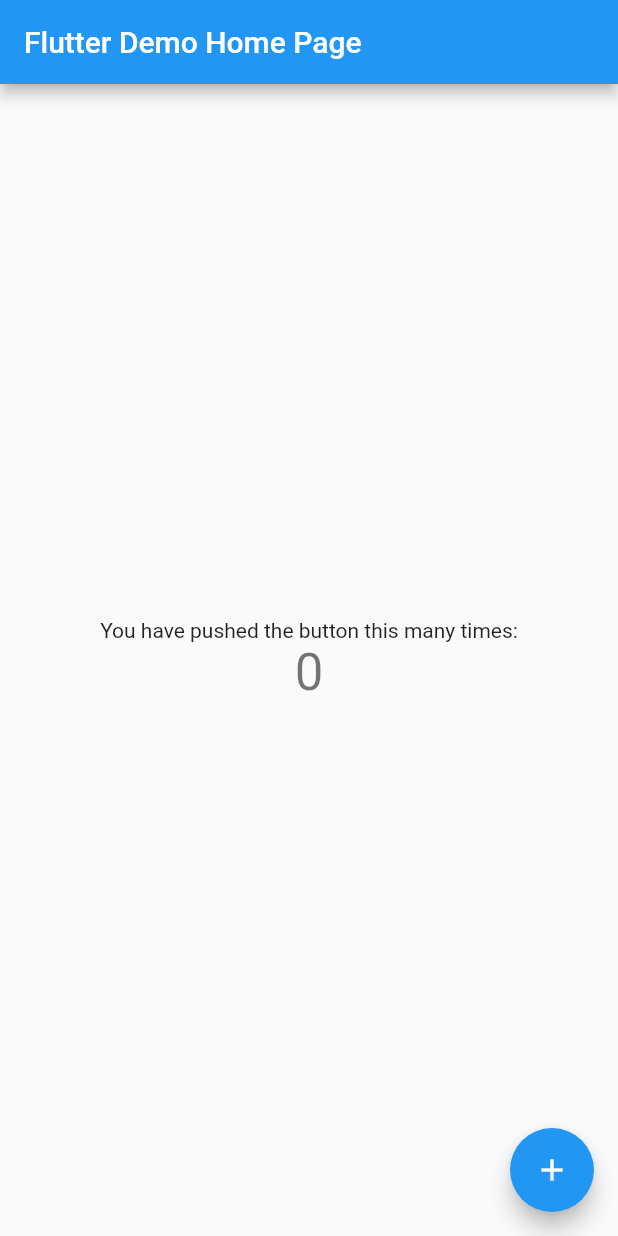
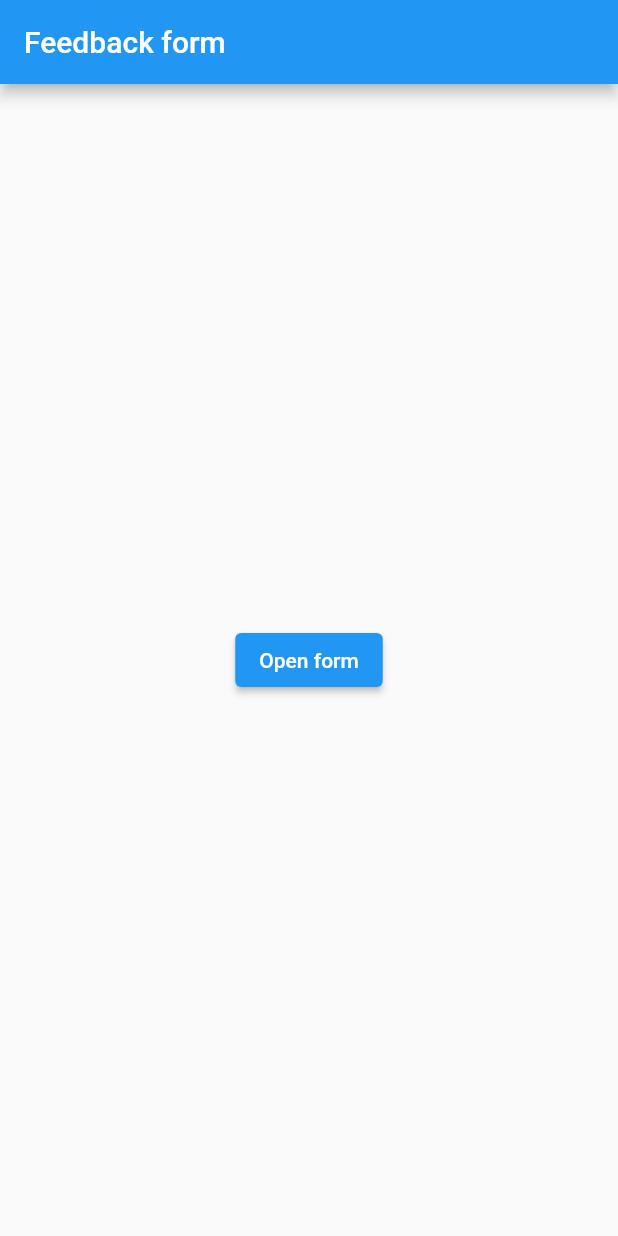
Before and after one commit to svprdga/flutter_firebase_feedback_form, a Flutter app: the screen it shows after launch, on a phone screen of 412 x 824 dp. Run offline on Flutter 3.47's test engine with Material 2 defaults, Android fonts, the phone set to English and light mode, and no system bars.

Commit message:
Create base app

```diff
--- a/lib/main.dart
+++ b/lib/main.dart
@@ -1,115 +1,96 @@
 import 'package:flutter/material.dart';
 
 void main() {
-  runApp(const MyApp());
+  runApp(const App());
 }
 
-class MyApp extends StatelessWidget {
-  const MyApp({Key? key}) : super(key: key);
+class App extends StatelessWidget {
+  const App({Key? key}) : super(key: key);
 
-  // This widget is the root of your application.
   @override
   Widget build(BuildContext context) {
-    return MaterialApp(
-      title: 'Flutter Demo',
-      theme: ThemeData(
-        // This is the theme of your application.
-        //
-        // Try running your application with "flutter run". You'll see the
-        // application has a blue toolbar. Then, without quitting the app, try
-        // changing the primarySwatch below to Colors.green and then invoke
-        // "hot reload" (press "r" in the console where you ran "flutter run",
-        // or simply save your changes to "hot reload" in a Flutter IDE).
-        // Notice that the counter didn't reset back to zero; the application
-        // is not restarted.
-        primarySwatch: Colors.blue,
-      ),
-      home: const MyHomePage(title: 'Flutter Demo Home Page'),
+    return const MaterialApp(
+      home: MainScreen(),
     );
   }
 }
 
-class MyHomePage extends StatefulWidget {
-  const MyHomePage({Key? key, required this.title}) : super(key: key);
-
-  // This widget is the home page of your application. It is stateful, meaning
-  // that it has a State object (defined below) that contains fields that affect
-  // how it looks.
-
-  // This class is the configuration for the state. It holds the values (in this
-  // case the title) provided by the parent (in this case the App widget) and
-  // used by the build method of the State. Fields in a Widget subclass are
-  // always marked "final".
-
-  final String title;
+class MainScreen extends StatelessWidget {
+  const MainScreen({Key? key}) : super(key: key);
 
   @override
-  State<MyHomePage> createState() => _MyHomePageState();
+  Widget build(BuildContext context) {
+    return Scaffold(
+      appBar: AppBar(
+        title: const Text('Feedback form'),
+      ),
+      body: Center(
+        child: ElevatedButton(
+          child: const Text('Open form'),
+          onPressed: () {
+            showDialog(
+                context: context, builder: (context) => const FeedbackDialog());
+          },
+        ),
+      ),
+    );
+  }
 }
 
-class _MyHomePageState extends State<MyHomePage> {
-  int _counter = 0;
+class FeedbackDialog extends StatefulWidget {
+  const FeedbackDialog({Key? key}) : super(key: key);
 
-  void _incrementCounter() {
-    setState(() {
-      // This call to setState tells the Flutter framework that something has
-      // changed in this State, which causes it to rerun the build method below
-      // so that the display can reflect the updated values. If we changed
-      // _counter without calling setState(), then the build method would not be
-      // called again, and so nothing would appear to happen.
-      _counter++;
-    });
+  @override
+  State<FeedbackDialog> createState() => _FeedbackDialogState();
+}
+
+class _FeedbackDialogState extends State<FeedbackDialog> {
+  final TextEditingController _controller = TextEditingController();
+  final GlobalKey<FormState> _formKey = GlobalKey();
+
+  @override
+  void dispose() {
+    _controller.dispose();
+    super.dispose();
   }
 
   @override
   Widget build(BuildContext context) {
-    // This method is rerun every time setState is called, for instance as done
-    // by the _incrementCounter method above.
-    //
-    // The Flutter framework has been optimized to make rerunning build methods
-    // fast, so that you can just rebuild anything that needs updating rather
-    // than having to individually change instances of widgets.
-    return Scaffold(
-      appBar: AppBar(
-        // Here we take the value from the MyHomePage object that was created by
-        // the App.build method, and use it to set our appbar title.
-        title: Text(widget.title),
-      ),
-      body: Center(
-        // Center is a layout widget. It takes a single child and positions it
-        // in the middle of the parent.
-        child: Column(
-          // Column is also a layout widget. It takes a list of children and
-          // arranges them vertically. By default, it sizes itself to fit its
-          // children horizontally, and tries to be as tall as its parent.
-          //
-          // Invoke "debug painting" (press "p" in the console, choose the
-          // "Toggle Debug Paint" action from the Flutter Inspector in Android
-          // Studio, or the "Toggle Debug Paint" command in Visual Studio Code)
-          // to see the wireframe for each widget.
-          //
-          // Column has various properties to control how it sizes itself and
-          // how it positions its children. Here we use mainAxisAlignment to
-          // center the children vertically; the main axis here is the vertical
-          // axis because Columns are vertical (the cross axis would be
-          // horizontal).
-          mainAxisAlignment: MainAxisAlignment.center,
-          children: <Widget>[
-            const Text(
-              'You have pushed the button this many times:',
-            ),
-            Text(
-              '$_counter',
-              style: Theme.of(context).textTheme.headline4,
-            ),
-          ],
+    return AlertDialog(
+      content: Form(
+        key: _formKey,
+        child: TextFormField(
+          controller: _controller,
+          keyboardType: TextInputType.multiline,
+          decoration: const InputDecoration(
+            hintText: 'Enter your feedback here',
+            filled: true,
+          ),
+          maxLines: 5,
+          maxLength: 4096,
+          textInputAction: TextInputAction.done,
+          validator: (String? text) {
+            if (text == null || text.isEmpty) {
+              return 'Please enter a value';
+            }
+            return null;
+          },
         ),
       ),
-      floatingActionButton: FloatingActionButton(
-        onPressed: _incrementCounter,
-        tooltip: 'Increment',
-        child: const Icon(Icons.add),
-      ), // This trailing comma makes auto-formatting nicer for build methods.
+      actions: [
+        TextButton(
+          child: const Text('Cancel'),
+          onPressed: () => Navigator.pop(context),
+        ),
+        TextButton(
+          child: const Text('Send'),
+          onPressed: () {
+            if (_formKey.currentState!.validate()) {
+              // Send feedback data to Firebase
+            }
+          },
+        )
+      ],
     );
   }
 }
```
Also changed, not shown: 1 other file.
